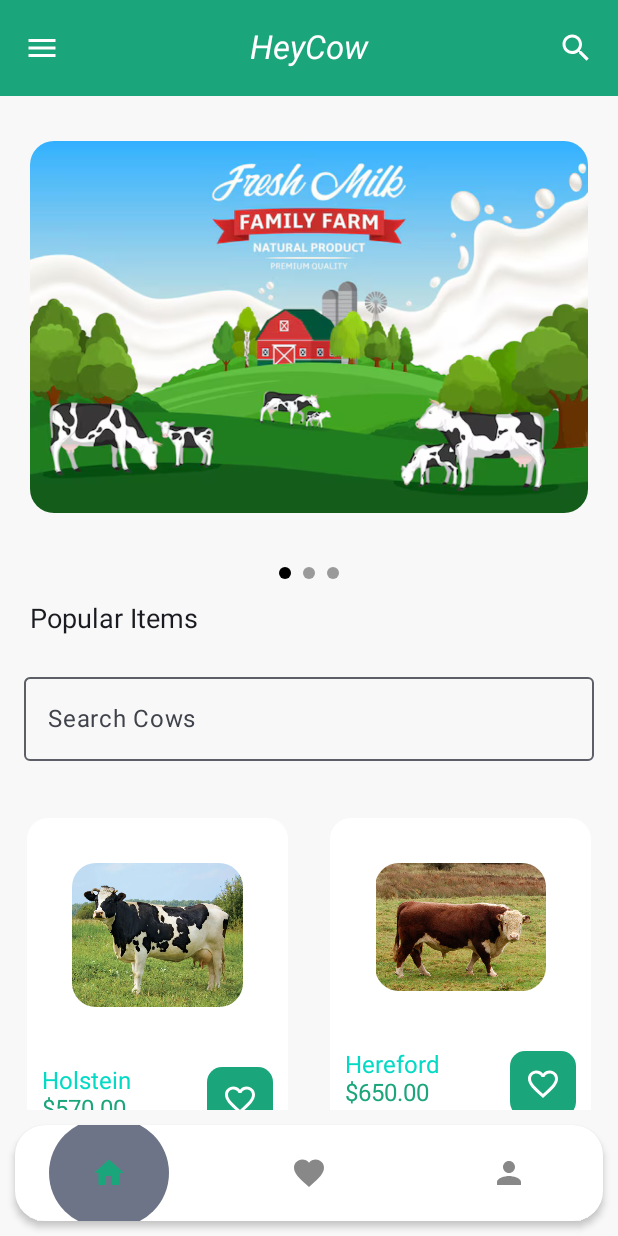
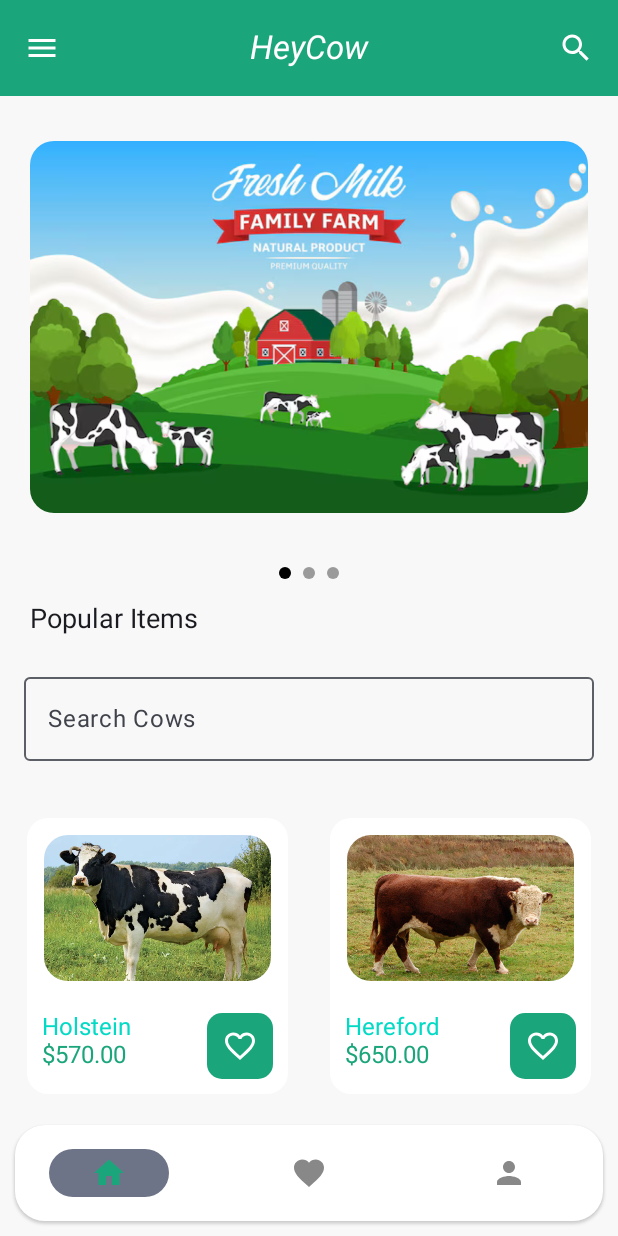
Before and after one commit to Kigamekun/SubmissionCompose, an Android app built with Jetpack Compose: the screen it shows after launch (MainActivity), on a phone screen of 412 x 824 dp. Run offline under Robolectric (Android 15) with nearby library versions, the phone set to English and light mode, and no system bars; our stand-ins replace accompanist.

Commit message:
change a layout

```diff
--- a/app/src/main/java/com/example/submissioncompose/HeyCow.kt
+++ b/app/src/main/java/com/example/submissioncompose/HeyCow.kt
@@ -55,6 +55,7 @@ import androidx.compose.ui.text.TextStyle
 import androidx.compose.ui.text.font.Font
 import androidx.compose.ui.text.font.FontFamily
 import androidx.compose.ui.text.font.FontStyle
+import androidx.compose.ui.tooling.preview.Preview
 import androidx.compose.ui.unit.dp
 import androidx.compose.ui.unit.sp
 import com.example.submissioncompose.ui.screen.DetailScreen
@@ -67,9 +68,9 @@ import com.example.submissioncompose.ui.viewmodel.MainViewModel
 
 @Composable
 fun HeyCow(
-    viewModel: MainViewModel,
     modifier: Modifier = Modifier,
 ) {
+    val viewModel = MainViewModel();
     val selectedIndex = remember { mutableStateOf(0) }
     val navController = rememberNavController()
 
@@ -175,7 +176,7 @@ fun CustomBottomBar(
 
     Card(
         elevation = CardDefaults.cardElevation(
-            defaultElevation = 3.dp
+            defaultElevation = 1.dp
         ),
         shape = RoundedCornerShape(20.dp),
         modifier = Modifier
@@ -189,8 +190,8 @@ fun CustomBottomBar(
                 NavigationBarItem(
                     icon = {
                         Box(
+
                             modifier = Modifier
-                                .fillMaxHeight()
                                 .padding(horizontal = 12.dp),
                             contentAlignment = Alignment.Center
                         ) {
@@ -247,7 +248,6 @@ fun CustomBottomBar(
                         }
                     },
                     alwaysShowLabel = false,
-                    modifier = Modifier.weight(1f), // Distribute space evenly
                     colors = NavigationBarItemDefaults.colors(
                         selectedIconColor = colorPrimary,
                         unselectedIconColor = Color.Gray
@@ -257,3 +257,12 @@ fun CustomBottomBar(
         }
     }
 }
+
+
+
+@Preview(showBackground = true)
+@Composable
+fun BottomBarPreview() {
+    val viewModel = MainViewModel()
+    HeyCow()
+}
--- a/app/src/main/java/com/example/submissioncompose/MainActivity.kt
+++ b/app/src/main/java/com/example/submissioncompose/MainActivity.kt
@@ -20,6 +20,9 @@ import androidx.lifecycle.viewmodel.compose.viewModel
 import com.example.submissioncompose.ui.theme.SubmissionComposeTheme
 import com.example.submissioncompose.ui.viewmodel.MainViewModel
 import android.os.Handler
+import androidx.appcompat.app.AppCompatActivity
+import androidx.core.view.WindowCompat
+import androidx.core.view.WindowInsetsControllerCompat
 
 
 class MainActivity : ComponentActivity() {
@@ -29,6 +32,7 @@ class MainActivity : ComponentActivity() {
 
     @RequiresApi(Build.VERSION_CODES.S)
     override fun onCreate(savedInstanceState: Bundle?) {
+
         super.onCreate(savedInstanceState)
 
         if (!splashScreenShown) {
@@ -41,7 +45,7 @@ class MainActivity : ComponentActivity() {
                         modifier = Modifier.fillMaxSize(),
                         color = MaterialTheme.colorScheme.background
                     ) {
-                        HeyCow(viewModel)
+                        HeyCow()
                     }
                 }
             }
@@ -50,19 +54,10 @@ class MainActivity : ComponentActivity() {
 
     @RequiresApi(Build.VERSION_CODES.S)
     private fun showSplashScreen() {
-        enableEdgeToEdge()
         setContentView(R.layout.activity_main)
-
         val splashView: View = findViewById(R.id.main)
-
-        ViewCompat.setOnApplyWindowInsetsListener(splashView) { v, insets ->
-            val systemBarsInsets = insets.getInsets(WindowInsetsCompat.Type.systemBars())
-            v.setPadding(systemBarsInsets.left, systemBarsInsets.top, systemBarsInsets.right, systemBarsInsets.bottom)
-            insets
-        }
         Handler().postDelayed({
             splashView.animate()
-                .translationY(-splashView.height.toFloat())
                 .setDuration(500)
                 .withEndAction {
                     splashScreenShown = true
@@ -73,7 +68,7 @@ class MainActivity : ComponentActivity() {
                                 modifier = Modifier.fillMaxSize(),
                                 color = MaterialTheme.colorScheme.background
                             ) {
-                                HeyCow(viewModel)
+                                HeyCow()
                             }
                         }
                     }
--- a/app/src/main/java/com/example/submissioncompose/ui/screen/MainScreen.kt
+++ b/app/src/main/java/com/example/submissioncompose/ui/screen/MainScreen.kt
@@ -9,10 +9,12 @@ import androidx.compose.foundation.layout.Column
 import androidx.compose.foundation.layout.PaddingValues
 import androidx.compose.foundation.layout.Row
 import androidx.compose.foundation.layout.Spacer
+import androidx.compose.foundation.layout.aspectRatio
 import androidx.compose.foundation.layout.fillMaxHeight
 import androidx.compose.foundation.layout.fillMaxSize
 import androidx.compose.foundation.layout.fillMaxWidth
 import androidx.compose.foundation.layout.height
+import androidx.compose.foundation.layout.heightIn
 import androidx.compose.foundation.layout.padding
 import androidx.compose.foundation.layout.size
 import androidx.compose.foundation.layout.width
@@ -43,9 +45,11 @@ import androidx.compose.ui.graphics.ImageBitmap
 import androidx.compose.ui.layout.ContentScale
 import androidx.compose.ui.res.imageResource
 import androidx.compose.ui.text.TextStyle
+import androidx.compose.ui.tooling.preview.Preview
 import androidx.compose.ui.unit.dp
 import androidx.compose.ui.unit.sp
 import androidx.navigation.NavController
+import com.example.submissioncompose.HeyCow
 import com.example.submissioncompose.data.Cows
 import com.example.submissioncompose.data.CowsData
 import com.example.submissioncompose.R
@@ -201,11 +205,12 @@ fun CowCard(
             Image(
                 modifier = Modifier
                     .fillMaxWidth()
-                    .fillMaxHeight()
-                    .padding(20.dp)
+                    .height(100.dp)
+                    .padding(1.dp)
                     .clip(RoundedCornerShape(16.dp)),
                 bitmap = ImageBitmap.imageResource(id = cow.image),
-                contentDescription = "cow_card"
+                contentDescription = "cow_card",
+                contentScale = ContentScale.Crop
             )
             Row(modifier = Modifier.padding(top = 20.dp)) {
                 Column(modifier = Modifier.weight(1f)) {
@@ -243,3 +248,13 @@ fun CowCard(
         }
     }
 }
+
+
+
+
+@Preview(showBackground = true)
+@Composable
+fun BottomBarPreview() {
+    val viewModel = MainViewModel()
+    HeyCow()
+}
```
Also changed, not shown: app/src/main/AndroidManifest.xml (+3 -6 lines).
